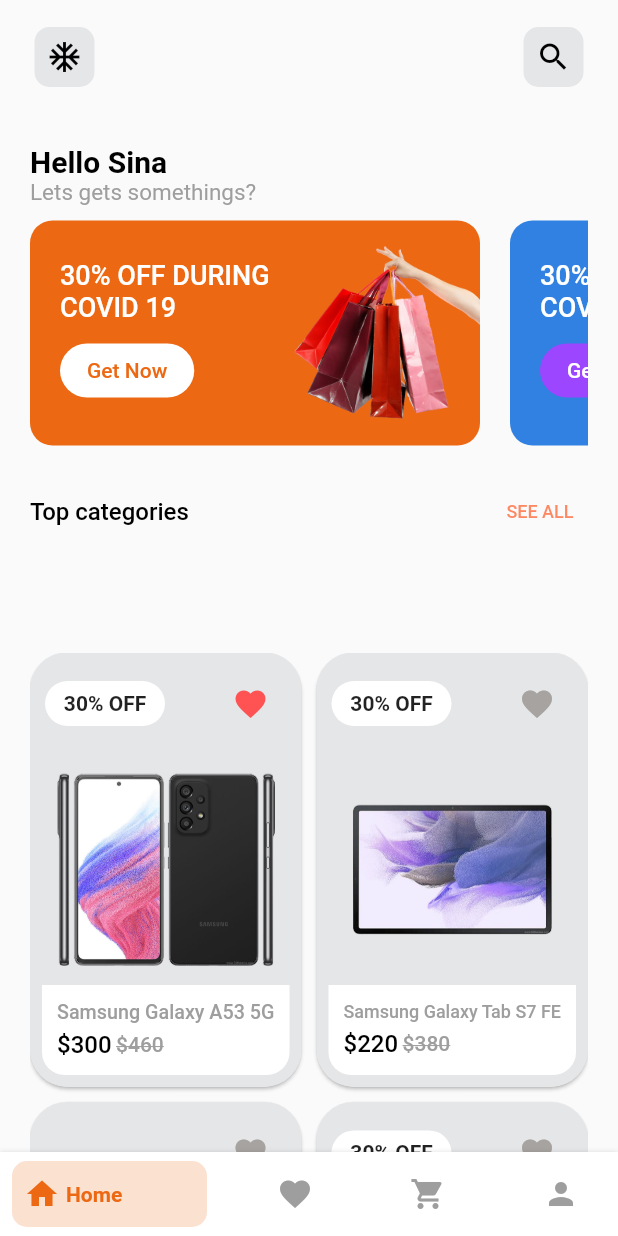
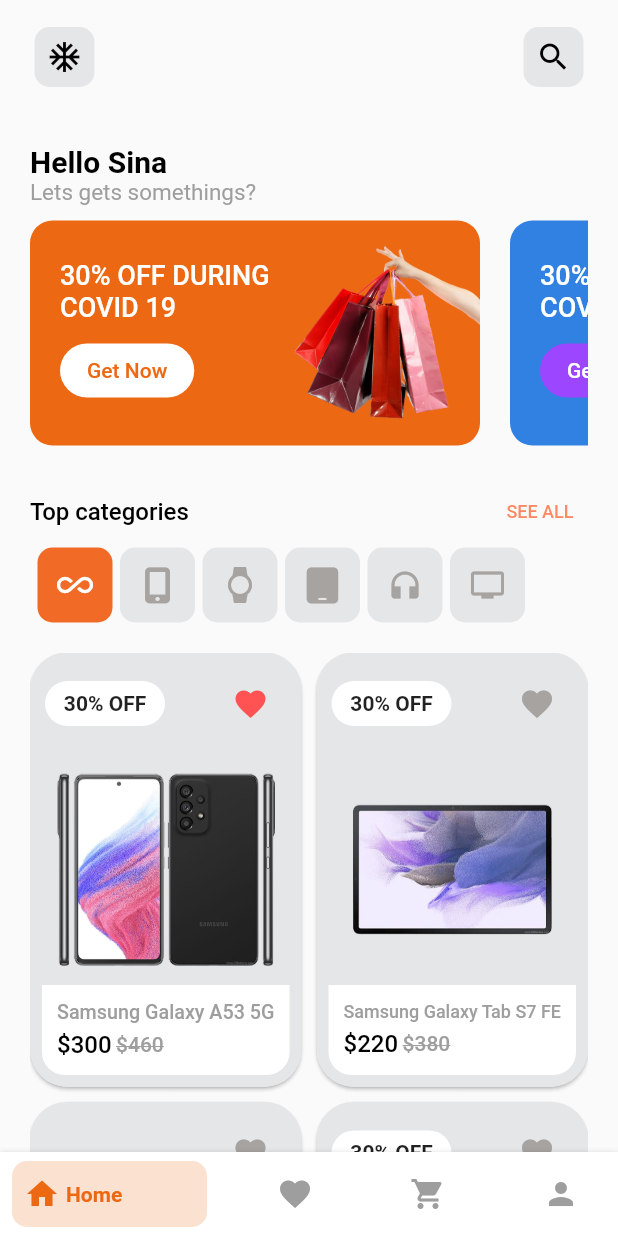
Before and after one commit to filip277/flutter_ecommerce_app, a Flutter app: the screen it shows after launch, after a tap on "SEE ALL", on a phone screen of 412 x 824 dp. Run offline on Flutter 3.47's test engine with Material 2 defaults, Android fonts, the phone set to English and light mode, and no system bars; drawn by our look-alikes of bottom_navy_bar; our stand-ins replace flutter_rating_bar, font_awesome_flutter, get, smooth_page_indicator; missing offline and left inert: enum_to_string.

Commit message:
Reduce code duplication

```diff
--- a/lib/core/app_theme.dart
+++ b/lib/core/app_theme.dart
@@ -7,27 +7,28 @@ class AppTheme {
       elevatedButtonTheme: ElevatedButtonThemeData(
         style: ElevatedButton.styleFrom(
           padding: const EdgeInsets.all(12),
-        primary: const Color(0xFFf16b26),
+          backgroundColor: const Color(0xFFf16b26),
           shape: RoundedRectangleBorder(
             borderRadius: BorderRadius.circular(12), // <-- Radius
           ),
         ),
       ),
       textButtonTheme: TextButtonThemeData(
-        style: TextButton.styleFrom(primary: Colors.deepOrange)),
+          style: TextButton.styleFrom(foregroundColor: Colors.deepOrange)),
       iconTheme: const IconThemeData(color: Color(0xFFA6A3A0)),
       textTheme: const TextTheme(
-      headline1: TextStyle(fontSize: 20, fontWeight: FontWeight.bold,color: Colors.black),
-      headline2: TextStyle(fontSize: 19, fontWeight: FontWeight.w500,color: Colors.black),
-      headline3: TextStyle(fontSize: 18, fontWeight: FontWeight.w500,color: Colors.black),
-      headline4: TextStyle(fontSize: 16, fontWeight: FontWeight.w500,color: Colors.black),
+          headline1: TextStyle(
+              fontSize: 20, fontWeight: FontWeight.bold, color: Colors.black),
+          headline2: TextStyle(
+              fontSize: 19, fontWeight: FontWeight.w500, color: Colors.black),
+          headline3: TextStyle(
+              fontSize: 18, fontWeight: FontWeight.w500, color: Colors.black),
+          headline4: TextStyle(
+              fontSize: 16, fontWeight: FontWeight.w500, color: Colors.black),
           headline5: TextStyle(fontSize: 15, color: Colors.grey),
-      headline6: TextStyle(fontSize: 12)
-    ),
+          headline6: TextStyle(fontSize: 12)),
       appBarTheme: const AppBarTheme(
           backgroundColor: Colors.transparent,
           elevation: 0,
-      centerTitle: true
-    )
-  );
+          centerTitle: true));
 }
--- a/lib/src/controller/product_controller.dart
+++ b/lib/src/controller/product_controller.dart
@@ -23,7 +23,6 @@ class ProductController extends GetxController {
       element.isSelected = false;
     }
     categories[index].isSelected = true;
-    update();
 
     if (categories[index].type == ProductType.all) {
       filteredProducts.assignAll(allProducts);
@@ -32,7 +31,6 @@ class ProductController extends GetxController {
         return item.type == categories[index].type;
       }).toList());
     }
-    filteredProducts.refresh();
   }
 
   void isLiked(int index) {
@@ -107,16 +105,16 @@ class ProductController extends GetxController {
   }
 
   void switchBetweenBottomNavigationItems(int index) {
-    if (index == 0) {
-      filteredProducts.assignAll(allProducts);
+    switch (index) {
+      case 0:
+        filteredProducts.assignAll(allProducts);
+        break;
+      case 1:
+        getLikedItems();
+        break;
+      case 2:
+        cartProducts.assignAll(allProducts.where((item) => item.quantity > 0));
     }
-    if (index == 1) {
-      getLikedItems();
-    }
-    if (index == 2) {
-      cartProducts.assignAll(allProducts.where((item) => item.quantity > 0));
-    }
-
     currentBottomNavItemIndex.value = index;
   }
 
--- a/lib/src/view/screen/all_product_screen.dart
+++ b/lib/src/view/screen/all_product_screen.dart
@@ -1,17 +1,39 @@
 import 'package:e_commerce_flutter/core/app_color.dart';
+import 'package:e_commerce_flutter/src/view/widget/list_item_selector.dart';
 import 'package:flutter/material.dart';
-import 'package:font_awesome_flutter/font_awesome_flutter.dart';
 import 'package:get/get.dart';
 import '../../../core/app_data.dart';
 import '../../controller/product_controller.dart';
 import '../widget/product_grid_view.dart';
+
+enum AppbarActionType { leading, trailing }
 
 final ProductController controller = Get.put(ProductController());
 
 class AllProductScreen extends StatelessWidget {
   const AllProductScreen({Key? key}) : super(key: key);
 
-  PreferredSize _appBar() {
+  Widget appBarActionButton(AppbarActionType type) {
+    IconData icon = Icons.ac_unit_outlined;
+
+    if (type == AppbarActionType.trailing) {
+      icon = Icons.search;
+    }
+
+    return Container(
+      margin: const EdgeInsets.all(8),
+      decoration: BoxDecoration(
+          borderRadius: BorderRadius.circular(10), color: AppColor.lightGrey),
+      child: IconButton(
+        padding: const EdgeInsets.all(8),
+        constraints: const BoxConstraints(),
+        onPressed: () {},
+        icon: Icon(icon, color: Colors.black),
+      ),
+    );
+  }
+
+  PreferredSize get _appBar {
     return PreferredSize(
       preferredSize: const Size.fromHeight(100),
       child: SafeArea(
@@ -20,30 +42,8 @@ class AllProductScreen extends StatelessWidget {
           child: Row(
             mainAxisAlignment: MainAxisAlignment.spaceBetween,
             children: [
-              Container(
-                margin: const EdgeInsets.all(8),
-                decoration: BoxDecoration(
-                    borderRadius: BorderRadius.circular(10),
-                    color: AppColor.lightGrey),
-                child: IconButton(
-                  padding: const EdgeInsets.all(8),
-                  constraints: const BoxConstraints(),
-                  onPressed: () {},
-                  icon: const Icon(Icons.ac_unit_outlined, color: Colors.black),
-                ),
-              ),
-              Container(
-                margin: const EdgeInsets.all(8),
-                decoration: BoxDecoration(
-                    borderRadius: BorderRadius.circular(10),
-                    color: AppColor.lightGrey),
-                child: IconButton(
-                  padding: const EdgeInsets.all(8),
-                  constraints: const BoxConstraints(),
-                  onPressed: () {},
-                  icon: const Icon(Icons.search, color: Colors.black),
-                ),
-              )
+              appBarActionButton(AppbarActionType.leading),
+              appBarActionButton(AppbarActionType.trailing),
             ],
           ),
         ),
@@ -87,7 +87,8 @@ class AllProductScreen extends StatelessWidget {
                           ElevatedButton(
                             onPressed: () {},
                             style: ElevatedButton.styleFrom(
-                              primary: AppData.recommendedProducts[index]
+                              backgroundColor: AppData
+                                  .recommendedProducts[index]
                                   .buttonBackgroundColor,
                               elevation: 0,
                               padding:
@@ -132,7 +133,7 @@ class AllProductScreen extends StatelessWidget {
           ),
           TextButton(
             onPressed: () {},
-            style: TextButton.styleFrom(primary: AppColor.darkOrange),
+            style: TextButton.styleFrom(foregroundColor: AppColor.darkOrange),
             child: Text(
               "SEE ALL",
               style: Theme.of(context)
@@ -147,40 +148,11 @@ class AllProductScreen extends StatelessWidget {
   }
 
   Widget _topCategoriesListView() {
-    return SizedBox(
-      height: 50,
-      child: ListView.builder(
-        scrollDirection: Axis.horizontal,
-        itemCount: controller.length,
-        itemBuilder: (_, index) {
-          return Padding(
-            padding: const EdgeInsets.only(left: 5),
-            child: GetBuilder<ProductController>(
-              builder: (ProductController controller) {
-                return AnimatedContainer(
-                  duration: const Duration(milliseconds: 500),
-                  width: 50,
-                  height: 100,
-                  decoration: BoxDecoration(
-                    color: controller.categories[index].isSelected == false
-                        ? const Color(0xFFE5E6E8)
-                        : const Color(0xFFf16b26),
-                    borderRadius: BorderRadius.circular(10),
-                  ),
-                  child: IconButton(
-                    splashRadius: 0.1,
-                    icon: FaIcon(controller.categories[index].icon,
-                        color: controller.categories[index].isSelected == false
-                            ? const Color(0xFFA6A3A0)
-                            : Colors.white),
-                    onPressed: () => controller.filterItemsByCategory(index),
-                  ),
-                );
-              },
-            ),
-          );
-        },
-      ),
+    return ListItemSelector(
+      categories: controller.categories,
+      onItemPressed: (index) {
+        controller.filterItemsByCategory(index);
+      },
     );
   }
 
@@ -188,7 +160,7 @@ class AllProductScreen extends StatelessWidget {
   Widget build(BuildContext context) {
     return Scaffold(
       extendBodyBehindAppBar: true,
-      appBar: _appBar(),
+      appBar: _appBar,
       body: SafeArea(
         child: SingleChildScrollView(
           child: Padding(
--- /dev/null
+++ b/lib/src/view/widget/list_item_selector.dart
@@ -0,0 +1,62 @@
+import 'package:e_commerce_flutter/src/model/product_category.dart';
+import 'package:flutter/material.dart';
+import 'package:font_awesome_flutter/font_awesome_flutter.dart';
+
+class ListItemSelector extends StatefulWidget {
+  const ListItemSelector(
+      {Key? key, required this.categories, required this.onItemPressed})
+      : super(key: key);
+
+  final List<ProductCategory> categories;
+  final Function(int) onItemPressed;
+
+  @override
+  State<ListItemSelector> createState() => _ListItemSelectorState();
+}
+
+class _ListItemSelectorState extends State<ListItemSelector> {
+  Widget item(ProductCategory item, int index) {
+    return AnimatedContainer(
+      margin: const EdgeInsets.only(left: 5),
+      duration: const Duration(milliseconds: 500),
+      width: 50,
+      height: 100,
+      decoration: BoxDecoration(
+        color: item.isSelected == false
+            ? const Color(0xFFE5E6E8)
+            : const Color(0xFFf16b26),
+        borderRadius: BorderRadius.circular(10),
+      ),
+      child: IconButton(
+        splashRadius: 0.1,
+        icon: FaIcon(item.icon,
+            color: item.isSelected == false
+                ? const Color(0xFFA6A3A0)
+                : Colors.white),
+        onPressed: () {
+          widget.onItemPressed(index);
+          for (var element in widget.categories) {
+            element.isSelected = false;
+          }
+
+          item.isSelected = true;
+          setState(() {});
+        },
+      ),
+    );
+  }
+
+  @override
+  Widget build(BuildContext context) {
+    return SizedBox(
+      height: 50,
+      child: ListView.builder(
+        scrollDirection: Axis.horizontal,
+        itemCount: widget.categories.length,
+        itemBuilder: (_, index) {
+          return item(widget.categories[index], index);
+        },
+      ),
+    );
+  }
+}
--- a/lib/src/view/widget/product_grid_view.dart
+++ b/lib/src/view/widget/product_grid_view.dart
@@ -6,20 +6,6 @@ import 'open_container_wrapper.dart';
 
 class ProductGridView extends StatelessWidget {
   const ProductGridView({Key? key}) : super(key: key);
-
-  Widget _gridItemBody(Product product) {
-    return Container(
-      padding: const EdgeInsets.all(15),
-      decoration: BoxDecoration(
-        color: const Color(0xFFE5E6E8),
-        borderRadius: BorderRadius.circular(20),
-      ),
-      child: Image.asset(
-        product.images[0],
-        scale: 3,
-      ),
-    );
-  }
 
   Widget _gridItemHeader(Product product, int index) {
     return Padding(
@@ -52,6 +38,17 @@ class ProductGridView extends StatelessWidget {
           ),
         ],
       ),
+    );
+  }
+
+  Widget _gridItemBody(Product product) {
+    return Container(
+      padding: const EdgeInsets.all(15),
+      decoration: BoxDecoration(
+        color: const Color(0xFFE5E6E8),
+        borderRadius: BorderRadius.circular(20),
+      ),
+      child: Image.asset(product.images[0], scale: 3),
     );
   }
 
@@ -126,12 +123,13 @@ class ProductGridView extends StatelessWidget {
             itemBuilder: (_, index) {
               Product product = controller.filteredProducts[index];
               return OpenContainerWrapper(
-                  child: GridTile(
-                    header: _gridItemHeader(product, index),
-                    footer: _gridItemFooter(product, context),
-                    child: _gridItemBody(product),
-                  ),
-                  product: product);
+                child: GridTile(
+                  header: _gridItemHeader(product, index),
+                  footer: _gridItemFooter(product, context),
+                  child: _gridItemBody(product),
+                ),
+                product: product,
+              );
             },
           ),
         );
```
Also changed, not shown: lib/src/view/screen/product_detail_screen.dart (+5 -7 lines), 2 other files. Lines whose indentation alone changed are shown as unchanged.
